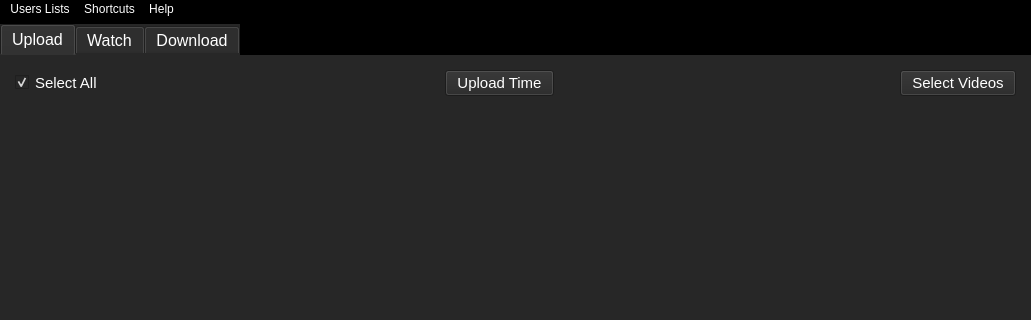
The window that outside/views_ui/Outside_MainWindow.ui (Outsider-corp/OutsideYT) describes before a commit, drawn with Qt 5; both pictures show x 0 to 1031 and y 0 to 320 of the 1031 by 650 pixel window.
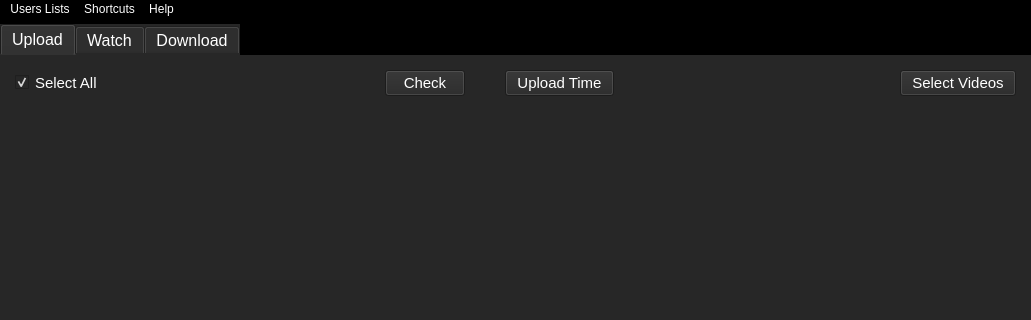
The same window after the commit.

Commit message: Connect Upload_Table with folders; Add SelectVideos_Button; Add Upload_Check_Button; update upload_video

```diff
--- a/outside/views_ui/Outside_MainWindow.ui
+++ b/outside/views_ui/Outside_MainWindow.ui
@@ -197,6 +197,35 @@
             </property>
            </spacer>
           </item>
+          <item>
+           <widget class="QPushButton" name="Upload_Check_Button">
+            <property name="font">
+             <font>
+              <family>Arial</family>
+              <pointsize>11</pointsize>
+             </font>
+            </property>
+            <property name="text">
+             <string>Check</string>
+            </property>
+           </widget>
+          </item>
+          <item>
+           <spacer name="horizontalSpacer_2">
+            <property name="orientation">
+             <enum>Qt::Horizontal</enum>
+            </property>
+            <property name="sizeType">
+             <enum>QSizePolicy::Fixed</enum>
+            </property>
+            <property name="sizeHint" stdset="0">
+             <size>
+              <width>40</width>
+              <height>10</height>
+             </size>
+            </property>
+           </spacer>
+          </item>
           <item alignment="Qt::AlignHCenter">
            <widget class="QPushButton" name="Upload_UploadTime_Button">
             <property name="font">
```
The commit also changes 11 other files.
